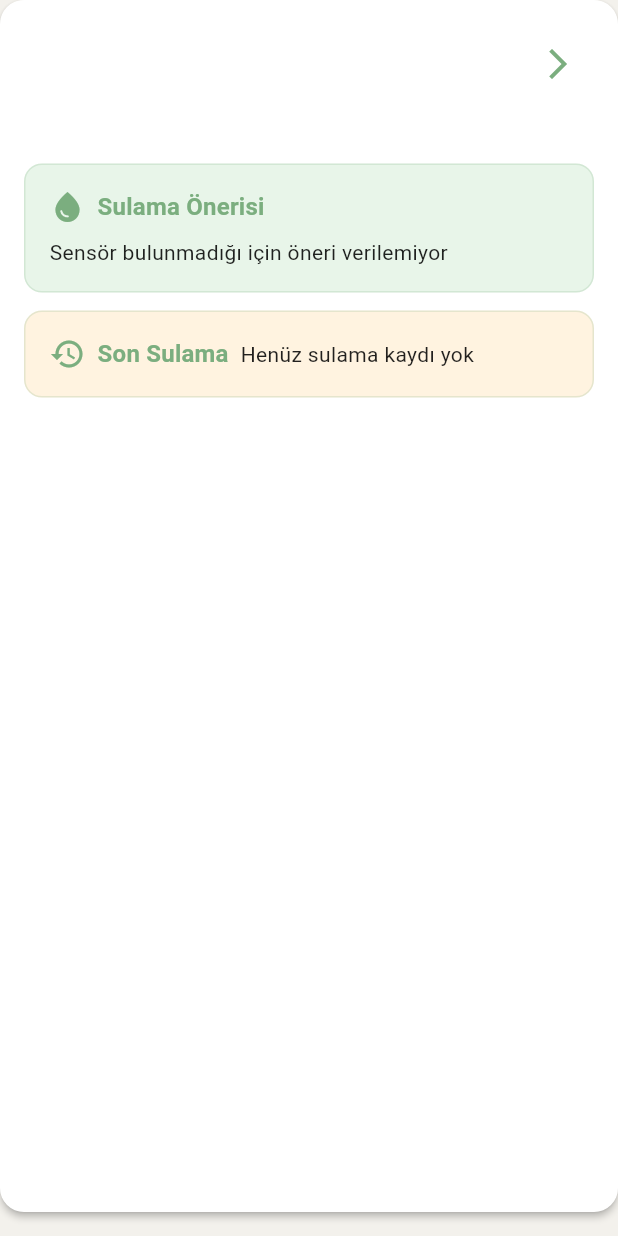
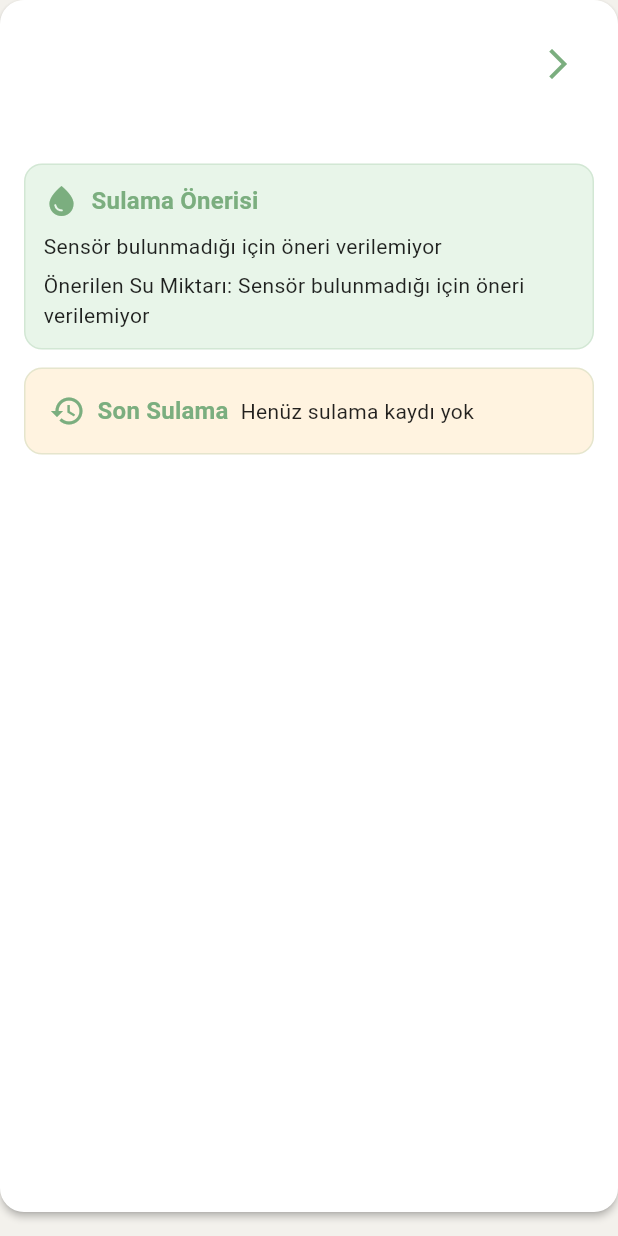
Before and after one commit to baldking1629/flutter_bitirme, a Flutter app: the FieldCard widget shown alone on an empty page, opened directly with empty values, on a phone screen of 412 x 824 dp. Run offline on Flutter 3.47's test engine with Material 3 defaults, Android fonts, the phone set to English and light mode, and no system bars; our stand-ins replace cloud_firestore, firebase_auth, firebase_core, fl_chart, flutter_dotenv, geocoding and 5 more; accounts and stored records are empty.

Commit message:
otomatik sulama eklendi

```diff
--- a/lib/services/gemini_service.dart
+++ b/lib/services/gemini_service.dart
@@ -9,7 +9,8 @@ class GeminiService {
   GeminiService()
       : _model = GenerativeModel(
           model: 'gemini-2.0-flash',
-          apiKey: '', // Gemini API anahtarınızı buraya ekleyin
+          apiKey:
+              '', // Gemini API anahtarınızı buraya ekleyin
         );
 
   Future<IrrigationAdvice> getIrrigationAdvice({
@@ -19,6 +20,7 @@ class GeminiService {
     required bool isRaining,
     required String cropType,
     required bool hasSensor,
+    required String area,
   }) async {
     try {
       if (!hasSensor) {
@@ -33,11 +35,12 @@ Aşağıdaki verilere göre sulama önerileri ver:
 - Toprak Nemi: $soilMoisture%
 - Yağmur Durumu: ${isRaining ? 'Yağmur yağıyor' : 'Yağmur yağmıyor'}
 - Mahsul Türü: $cropType
+- Tarla Alanı: $area hektar
 
 Lütfen sadece aşağıdaki başlıklarla cevap ver:
 
 1. sulamaGerekiyorMu: Sulama yapılmalı mı? (Evet/Hayır ve kısa gerekçe)
-2. suMiktari: Ne kadar su verilmeli? (Litre cinsinden)
+2. suMiktari: Ne kadar su verilmeli? (Litre cinsinden ve tarla alanına göre net bir cevap ver ve mesela 150000'i 150.000 veya 150,000 gibi verme yani araına nokta falan koyma)
 3. enUygunZaman: Sulama için en uygun zaman nedir? (Sabah/Öğlen/Akşam gibi)
 4. digerOneriler: Başka önerilerin var mı? (Kısa ve öz)
 
--- a/lib/widgets/field_card.dart
+++ b/lib/widgets/field_card.dart
@@ -115,6 +115,7 @@ class _FieldCardState extends State<FieldCard> {
                       isRaining: isRaining,
                       cropType: widget.mahsul,
                       hasSensor: widget.sensors.isNotEmpty,
+                      area: widget.area,
                     );
 
                     if (!context.mounted) return;
@@ -213,6 +214,7 @@ class _FieldCardState extends State<FieldCard> {
                 isRaining: isRaining,
                 cropType: widget.mahsul,
                 hasSensor: widget.sensors.isNotEmpty,
+                area: widget.area,
               ),
               builder: (context, snapshot) {
                 if (snapshot.connectionState == ConnectionState.waiting) {
@@ -260,8 +262,30 @@ class _FieldCardState extends State<FieldCard> {
                   );
                 }
 
-                return Container(
-                  padding: const EdgeInsets.all(16),
+                final advice = snapshot.data!;
+                final suMiktariStr = advice.suMiktari;
+                final sulamaGerekiyor =
+                    advice.sulamaGerekiyorMu.toLowerCase().contains('evet') ||
+                        advice.sulamaGerekiyorMu
+                            .toLowerCase()
+                            .contains('gerekiyor');
+
+                double? litre;
+                if (double.tryParse(suMiktariStr) != null) {
+                  litre = double.tryParse(suMiktariStr);
+                }
+                // Devam eden sulama kaydı kontrolü
+                final sulamaProvider =
+                    Provider.of<SulamaKaydiProvider>(context, listen: false);
+                final devamEdenKayitVar = sulamaProvider
+                        .sulamaKayitlari.isNotEmpty &&
+                    sulamaProvider.sulamaKayitlari.first.tamamlandiMi == false;
+                return Column(
+                  crossAxisAlignment: CrossAxisAlignment.start,
+                  children: [
+                    Container(
+                      width: double.infinity,
+                      padding: const EdgeInsets.all(12),
                       decoration: BoxDecoration(
                         color: theme.brightness == Brightness.dark
                             ? Colors.green.shade900.withOpacity(0.2)
@@ -292,11 +316,86 @@ class _FieldCardState extends State<FieldCard> {
                           ),
                           const SizedBox(height: 8),
                           Text(
-                        snapshot.data?.sulamaGerekiyorMu ?? 'Öneri alınamadı.',
+                            advice.sulamaGerekiyorMu,
                             style: theme.textTheme.bodyMedium,
+                          ),
+                          if (advice.suMiktari.isNotEmpty)
+                            Padding(
+                              padding: const EdgeInsets.only(top: 6.0),
+                              child: Text(
+                                  'Önerilen Su Miktarı: ${advice.suMiktari}',
+                                  style: theme.textTheme.bodyMedium),
                             ),
                         ],
                       ),
+                    ),
+                    if (sulamaGerekiyor &&
+                        litre != null &&
+                        litre > 0 &&
+                        !devamEdenKayitVar)
+                      Padding(
+                        padding: const EdgeInsets.only(
+                            top: 8.0, left: 2.0, right: 2.0),
+                        child: Align(
+                          alignment: Alignment.centerLeft,
+                          child: SizedBox(
+                            width: 260,
+                            child: ElevatedButton.icon(
+                              icon: const Icon(Icons.add_task),
+                              label:
+                                  const Text('Sulama kaydı oluşturulsun mu?'),
+                              style: ElevatedButton.styleFrom(
+                                backgroundColor: theme.colorScheme.primary,
+                                foregroundColor: Colors.white,
+                                padding: const EdgeInsets.symmetric(
+                                    vertical: 12, horizontal: 8),
+                                textStyle: theme.textTheme.bodyMedium
+                                    ?.copyWith(fontWeight: FontWeight.bold),
+                                shape: RoundedRectangleBorder(
+                                    borderRadius: BorderRadius.circular(10)),
+                              ),
+                              onPressed: () async {
+                                final saniye = (litre! * 60).round();
+                                final provider =
+                                    Provider.of<SulamaKaydiProvider>(context,
+                                        listen: false);
+                                final onay = await showDialog<bool>(
+                                  context: context,
+                                  builder: (context) => AlertDialog(
+                                    title: const Text('Otomatik Sulama Kaydı'),
+                                    content: Text(
+                                        'Bu tarlaya $litre litre su için $saniye saniyelik sulama kaydı oluşturulsun mu?'),
+                                    actions: [
+                                      TextButton(
+                                        onPressed: () =>
+                                            Navigator.pop(context, false),
+                                        child: const Text('Hayır'),
+                                      ),
+                                      ElevatedButton(
+                                        onPressed: () =>
+                                            Navigator.pop(context, true),
+                                        child: const Text('Evet'),
+                                      ),
+                                    ],
+                                  ),
+                                );
+                                if (onay == true) {
+                                  await provider.yeniSulamaKaydiEkle(
+                                      widget.fieldId, saniye);
+                                  if (context.mounted) {
+                                    ScaffoldMessenger.of(context).showSnackBar(
+                                      const SnackBar(
+                                          content: Text(
+                                              'Sulama kaydı başarıyla oluşturuldu!')),
+                                    );
+                                  }
+                                }
+                              },
+                            ),
+                          ),
+                        ),
+                      ),
+                  ],
                 );
               },
             ),
@@ -393,7 +492,7 @@ class _FieldCardState extends State<FieldCard> {
                     child: Container(
                       margin: const EdgeInsets.only(top: 8),
                       padding: const EdgeInsets.symmetric(
-                          vertical: 16, horizontal: 18),
+                          vertical: 14, horizontal: 14),
                       decoration: BoxDecoration(
                         color: theme.brightness == Brightness.dark
                             ? Colors.green.shade900.withOpacity(0.18)
@@ -411,11 +510,11 @@ class _FieldCardState extends State<FieldCard> {
                         ),
                       ),
                       child: Row(
-                        crossAxisAlignment: CrossAxisAlignment.center,
+                        crossAxisAlignment: CrossAxisAlignment.start,
                         children: [
                           Icon(Icons.history,
                               color: theme.colorScheme.primary, size: 28),
-                          const SizedBox(width: 12),
+                          const SizedBox(width: 10),
                           Expanded(
                             child: Column(
                               crossAxisAlignment: CrossAxisAlignment.start,
@@ -427,46 +526,22 @@ class _FieldCardState extends State<FieldCard> {
                                     fontWeight: FontWeight.bold,
                                   ),
                                 ),
-                                const SizedBox(height: 4),
-                                Row(
-                                  children: [
-                                    Icon(Icons.timer,
-                                        size: 18, color: Colors.grey),
-                                    const SizedBox(width: 4),
+                                const SizedBox(height: 2),
                                 Text(
-                                      'Süre: ',
-                                      style: theme.textTheme.bodyMedium
-                                          ?.copyWith(
-                                              fontWeight: FontWeight.w500),
+                                  'Süre: ${sonKayit.sulamaZamani} saniye',
+                                  style: theme.textTheme.bodyMedium,
                                 ),
                                 Text(
-                                      '${sonKayit.sulamaZamani} saniye',
+                                  'Tarih: $tarih',
                                   style: theme.textTheme.bodyMedium,
-                                    ),
-                                  ],
-                                ),
-                                Row(
-                                  children: [
-                                    Icon(Icons.calendar_today,
-                                        size: 16, color: Colors.grey),
-                                    const SizedBox(width: 4),
-                                    Text(
-                                      'Tarih: ',
-                                      style: theme.textTheme.bodyMedium
-                                          ?.copyWith(
-                                              fontWeight: FontWeight.w500),
-                                    ),
-                                    Text(
-                                      tarih,
-                                      style: theme.textTheme.bodyMedium,
-                                    ),
-                                  ],
+                                  overflow: TextOverflow.ellipsis,
                                 ),
                               ],
                             ),
                           ),
                           const SizedBox(width: 8),
                           Column(
+                            mainAxisAlignment: MainAxisAlignment.center,
                             children: [
                               Icon(
                                 durumIcon,
```
Also changed, not shown: 4 other files. Lines whose indentation alone changed are shown as unchanged.
